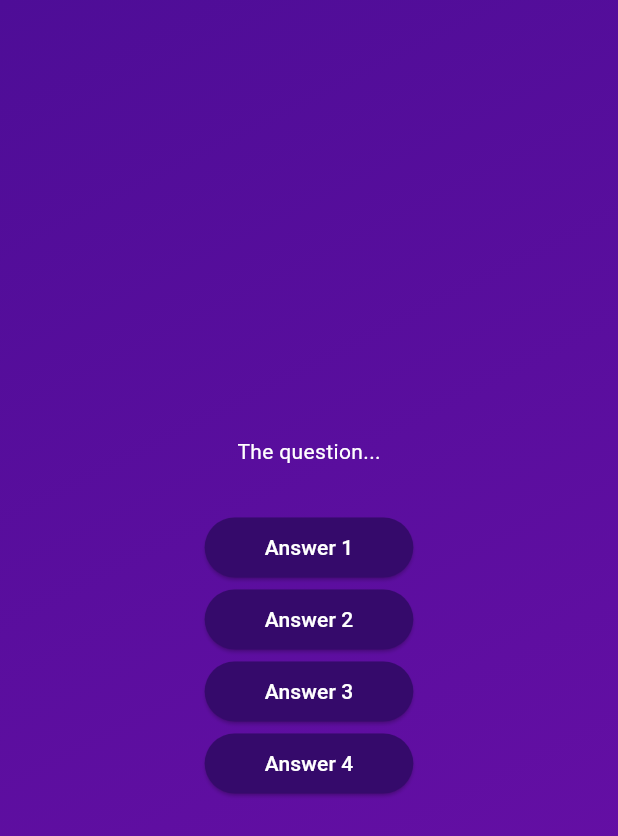
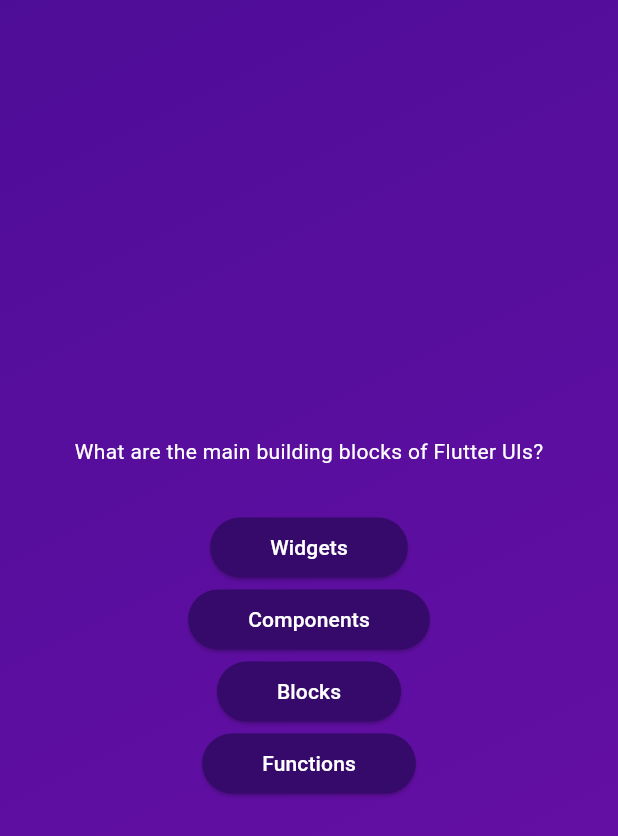
Before and after one commit to niamh-d/flutter_quiz, a Flutter app: the screen it shows after launch, after a tap on "Start Quiz", on a phone screen of 412 x 824 dp. Shown: the top 836 px of the screen. Run offline on Flutter 3.47's test engine with Material 3 defaults, Android fonts, the phone set to English and light mode, and no system bars.

Commit message:
mapping answers

```diff
--- a/lib/questions_screen.dart
+++ b/lib/questions_screen.dart
@@ -1,5 +1,6 @@
 import 'package:flutter/material.dart';
 import 'package:flutter_quiz/answer_button.dart';
+import 'package:flutter_quiz/data/questions.dart';
 
 class QuestionsScreen extends StatefulWidget {
   const QuestionsScreen({super.key});
@@ -13,22 +14,26 @@ class QuestionsScreen extends StatefulWidget {
 class _QuestionsScreenState extends State<QuestionsScreen> {
   @override
   Widget build(BuildContext context) {
+    final currentQuestion = questions[0];
+
     return SizedBox(
       width: double.infinity,
       child: Column(
         mainAxisAlignment: MainAxisAlignment.center,
         children: [
-          const Text(
-            'The question...',
+          Text(
+            currentQuestion.text,
             style: TextStyle(
               color: Colors.white,
             ),
           ),
           const SizedBox(height: 30),
-          AnswerButton(answerText: "Answer 1", onTap: () {}),
-          AnswerButton(answerText: "Answer 2", onTap: () {}),
-          AnswerButton(answerText: "Answer 3", onTap: () {}),
-          AnswerButton(answerText: "Answer 4", onTap: () {}),
+          ...currentQuestion.answers.map((answer) {
+            return AnswerButton(
+              answerText: answer,
+              onTap: () {},
+            );
+          }),
         ],
       ),
     );
```
